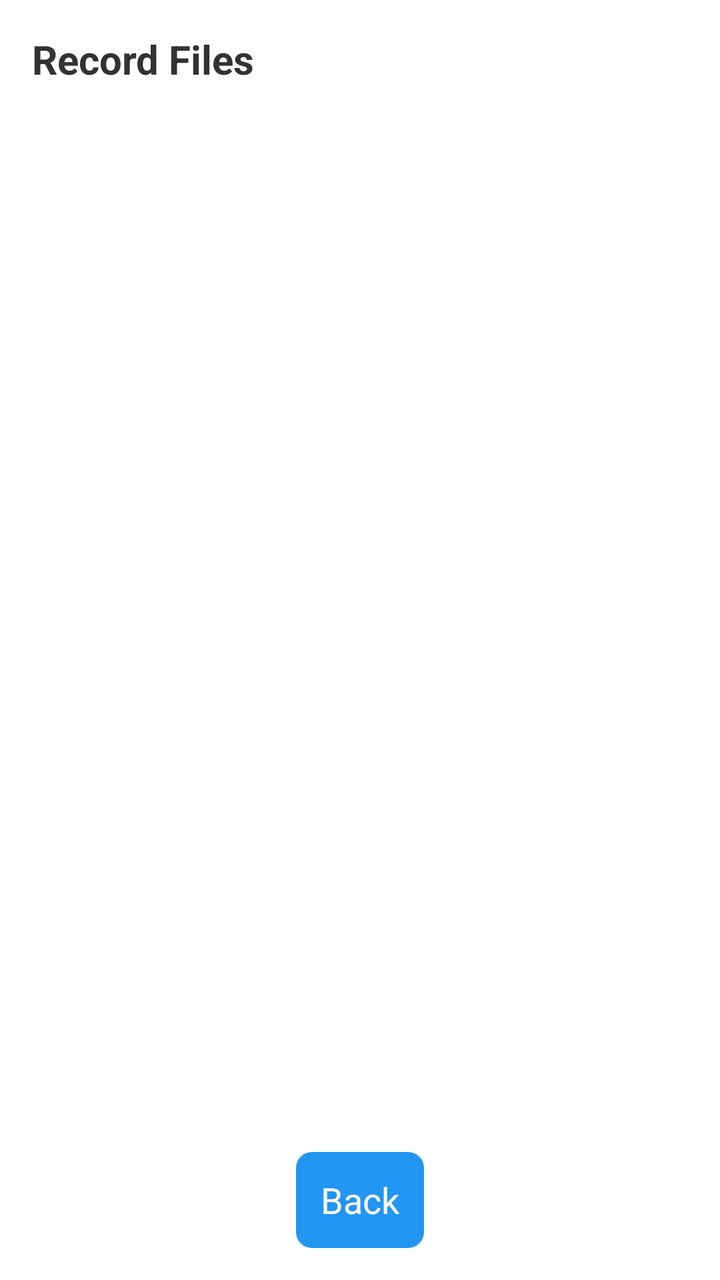
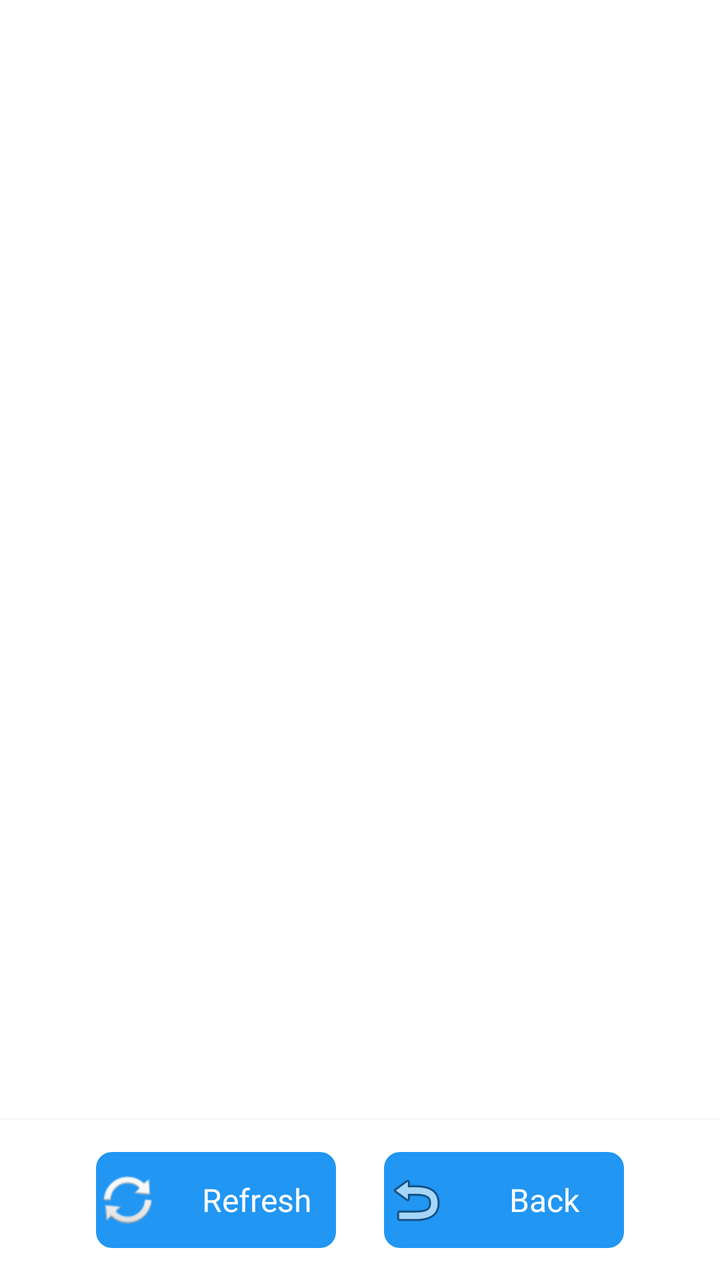

An Android layout rendered at two revisions. The XML below is the earlier revision; the diff shows what the commit changed to produce the second picture.
<!-- AndroidManifest.xml: activity theme CustomTheme -->
<!-- res/layout/activity_file_manager.xml -->
<?xml version="1.0" encoding="utf-8"?>
<LinearLayout xmlns:android="http://schemas.android.com/apk/res/android"
    android:layout_width="match_parent"
    android:layout_height="match_parent"
    android:orientation="vertical"
    android:padding="16dp">

    <TextView
        android:layout_width="match_parent"
        android:layout_height="wrap_content"
        android:text="Record Files"
        android:textSize="20sp"
        android:textStyle="bold"
        android:layout_marginBottom="16dp"/>

    <ListView
        android:id="@+id/fileListView"
        android:layout_width="match_parent"
        android:layout_height="0dp"
        android:layout_weight="1"/>

    <TextView
        android:id="@+id/emptyTextView"
        android:layout_width="match_parent"
        android:layout_height="wrap_content"
        android:text="No CSV files found"
        android:textAlignment="center"
        android:visibility="gone"/>
    <FrameLayout
        android:layout_width="wrap_content"
        android:layout_height="wrap_content"
        android:layout_gravity="center"
        android:layout_marginTop="20dp">

        <Button
            android:id="@+id/backButton"
            android:layout_width="match_parent"
            android:layout_height="wrap_content"
            android:text="Back"
            android:layout_marginTop="16dp"
            android:textColor="@android:color/white"
            android:background="@drawable/rounded_button_blue" />

        <ProgressBar
            android:id="@+id/progressBar"
            android:layout_width="wrap_content"
            android:layout_height="wrap_content"
            android:layout_gravity="center"
            android:visibility="gone" />

    </FrameLayout>
</LinearLayout>
<!-- resources referenced by this layout -->
<resources>
  <!-- drawable rounded_button_blue (drawable) -->
  <?xml version="1.0" encoding="utf-8"?>
  <shape xmlns:android="http://schemas.android.com/apk/res/android">
      <solid android:color="#2196F3"/> 
      <corners android:radius="8dp"/> 
  </shape>
  <style name="CustomTheme" parent="@android:style/Theme.Holo.Light.DarkActionBar">
          <item name="android:actionBarStyle">@style/MyActionBar</item>
          <item name="android:itemTextAppearance">@style/MyMenuText</item>
      </style>
  <style name="MyActionBar" parent="@android:style/Widget.Holo.Light.ActionBar">
          <item name="android:background">#006A67</item>
      </style>
  <style name="MyMenuText" parent="@android:style/TextAppearance.Holo.Widget.ActionBar.Menu">
          <item name="android:textColor">#3DC2EC</item> 
      </style>
</resources>

<!-- the commit's change to res/layout/activity_file_manager.xml (unified diff, before → after) -->
@@ -2,51 +2,125 @@
 <LinearLayout xmlns:android="http://schemas.android.com/apk/res/android"
     android:layout_width="match_parent"
     android:layout_height="match_parent"
-    android:orientation="vertical"
-    android:padding="16dp">
+    android:orientation="vertical">
 
-    <TextView
+    
+    <TabHost
+        android:id="@+id/tabHost"
+        android:layout_width="match_parent"
+        android:layout_height="0dp"
+        android:layout_weight="1">
+
+        <LinearLayout
+            android:layout_width="match_parent"
+            android:layout_height="match_parent"
+            android:orientation="vertical">
+
+            <TabWidget
+                android:id="@android:id/tabs"
+                android:layout_width="match_parent"
+                android:layout_height="wrap_content" />
+
+            <FrameLayout
+                android:id="@android:id/tabcontent"
+                android:layout_width="match_parent"
+                android:layout_height="match_parent"
+                android:padding="16dp">
+
+                
+                <LinearLayout
+                    android:id="@+id/tab1"
+                    android:layout_width="match_parent"
+                    android:layout_height="match_parent"
+                    android:orientation="vertical">
+
+                    <ListView
+                        android:id="@+id/fileListView"
+                        android:layout_width="match_parent"
+                        android:layout_height="match_parent"
+                        android:divider="@android:color/darker_gray"
+                        android:dividerHeight="1dp" />
+
+                    <TextView
+                        android:id="@+id/emptyTextView"
+                        android:layout_width="match_parent"
+                        android:layout_height="match_parent"
+                        android:gravity="center"
+                        android:text="No CSV files found"
+                        android:textSize="18sp"
+                        android:textColor="@android:color/darker_gray"
+                        android:visibility="gone" />
+
+                </LinearLayout>
+
+                
+                <LinearLayout
+                    android:id="@+id/tab2"
+                    android:layout_width="match_parent"
+                    android:layout_height="match_parent"
+                    android:orientation="vertical">
+
+                    <ListView
+                        android:id="@+id/uploadedListView"
+                        android:layout_width="match_parent"
+                        android:layout_height="match_parent"
+                        android:divider="@android:color/darker_gray"
+                        android:dividerHeight="1dp" />
+
+                    <TextView
+                        android:id="@+id/emptyUploadedTextView"
+                        android:layout_width="match_parent"
+                        android:layout_height="match_parent"
+                        android:gravity="center"
+                        android:text="No uploaded files found"
+                        android:textSize="18sp"
+                        android:textColor="@android:color/darker_gray"
+                        android:visibility="gone" />
+
+                </LinearLayout>
+
+            </FrameLayout>
+
+        </LinearLayout>
+
+    </TabHost>
+
+    
+    <LinearLayout
         android:layout_width="match_parent"
         android:layout_height="wrap_content"
-        android:text="Record Files"
-        android:textSize="20sp"
-        android:textStyle="bold"
-        android:layout_marginBottom="16dp"/>
+        android:orientation="horizontal"
+        android:gravity="center"
+        android:padding="16dp"
+        android:background="@android:color/white"
+        android:elevation="4dp">
 
-    <ListView
-        android:id="@+id/fileListView"
-        android:layout_width="match_parent"
-        android:layout_height="0dp"
-        android:layout_weight="1"/>
-
-    <TextView
-        android:id="@+id/emptyTextView"
-        android:layout_width="match_parent"
-        android:layout_height="wrap_content"
-        android:text="No CSV files found"
-        android:textAlignment="center"
-        android:visibility="gone"/>
-    <FrameLayout
-        android:layout_width="wrap_content"
-        android:layout_height="wrap_content"
-        android:layout_gravity="center"
-        android:layout_marginTop="20dp">
+        <Button
+            android:id="@+id/refreshButton"
+            android:layout_width="120dp"
+            android:layout_height="48dp"
+            android:text="Refresh"
+            android:layout_marginEnd="12dp"
+            android:textColor="@android:color/white"
+            android:textSize="16sp"
+            android:background="@drawable/rounded_button_blue"
+            android:drawableStart="@android:drawable/ic_popup_sync"
+            android:drawablePadding="8dp"
+            android:gravity="center" />
 
         <Button
             android:id="@+id/backButton"
-            android:layout_width="match_parent"
-            android:layout_height="wrap_content"
+            android:layout_width="120dp"
+            android:layout_height="48dp"
             android:text="Back"
-            android:layout_marginTop="16dp"
+            android:layout_marginStart="12dp"
             android:textColor="@android:color/white"
-            android:background="@drawable/rounded_button_blue" />
+            android:textSize="16sp"
+            android:background="@drawable/rounded_button_blue"
+            android:drawableStart="@android:drawable/ic_menu_revert"
+            android:drawablePadding="8dp"
+            android:gravity="center" />
 
-        <ProgressBar
-            android:id="@+id/progressBar"
-            android:layout_width="wrap_content"
-            android:layout_height="wrap_content"
-            android:layout_gravity="center"
-            android:visibility="gone" />
+    </LinearLayout>
 
-    </FrameLayout>
 </LinearLayout>
